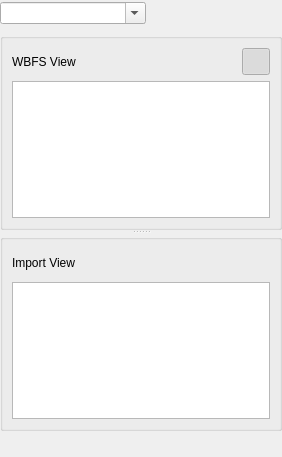
Above: qwbfs/src/PartitionWidget.ui from amestica/qwbfs before the change. Below: the same form after it.
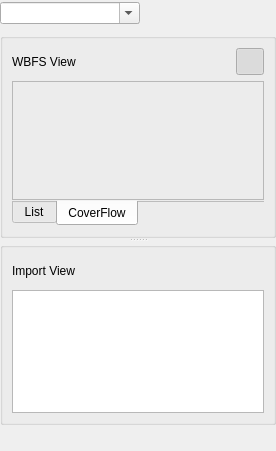
That is the form after the change. The open tabs and pages were chosen to show the change. Icons and pictures are not drawn. Custom widgets are drawn as their Qt base class.

Commit message: Introduce CoverFlow view.

Diff of the .ui file:
```diff
--- a/qwbfs/src/PartitionWidget.ui
+++ b/qwbfs/src/PartitionWidget.ui
@@ -6,8 +6,8 @@
    <rect>
     <x>0</x>
     <y>0</y>
-    <width>282</width>
-    <height>457</height>
+    <width>276</width>
+    <height>451</height>
    </rect>
   </property>
   <layout class="QVBoxLayout" name="verticalLayout_3">
@@ -209,6 +209,28 @@
         </layout>
        </item>
        <item>
+        <widget class="QTabWidget" name="tabWidget">
+         <property name="tabPosition">
+          <enum>QTabWidget::South</enum>
+         </property>
+         <property name="currentIndex">
+          <number>0</number>
+         </property>
+         <property name="documentMode">
+          <bool>true</bool>
+         </property>
+         <widget class="QWidget" name="wList">
+          <attribute name="title">
+           <string>List</string>
+          </attribute>
+          <layout class="QVBoxLayout" name="verticalLayout_4">
+           <property name="spacing">
+            <number>0</number>
+           </property>
+           <property name="margin">
+            <number>0</number>
+           </property>
+           <item>
         <widget class="ListView" name="lvDiscs">
          <property name="editTriggers">
           <set>QAbstractItemView::NoEditTriggers</set>
@@ -235,6 +257,44 @@
        </item>
       </layout>
      </widget>
+         <widget class="QWidget" name="wCoverFlow">
+          <attribute name="title">
+           <string>CoverFlow</string>
+          </attribute>
+          <layout class="QVBoxLayout" name="verticalLayout_6">
+           <property name="spacing">
+            <number>0</number>
+           </property>
+           <property name="margin">
+            <number>0</number>
+           </property>
+           <item>
+            <widget class="QFrame" name="frame">
+             <property name="frameShape">
+              <enum>QFrame::StyledPanel</enum>
+             </property>
+             <property name="frameShadow">
+              <enum>QFrame::Raised</enum>
+             </property>
+             <layout class="QVBoxLayout" name="verticalLayout_5">
+              <property name="spacing">
+               <number>0</number>
+              </property>
+              <property name="margin">
+               <number>0</number>
+              </property>
+              <item>
+               <widget class="CoverFlowView" name="cfvDiscs" native="true"/>
+              </item>
+             </layout>
+            </widget>
+           </item>
+          </layout>
+         </widget>
+        </widget>
+       </item>
+      </layout>
+     </widget>
      <widget class="QGroupBox" name="fImport">
       <layout class="QVBoxLayout" name="verticalLayout">
        <item>
@@ -360,17 +420,23 @@
   </layout>
  </widget>
  <customwidgets>
-  <customwidget>
-   <class>Gauge</class>
-   <extends>QWidget</extends>
-   <header>Gauge.h</header>
-   <container>1</container>
-  </customwidget>
   <customwidget>
    <class>ListView</class>
    <extends>QListView</extends>
    <header>ListView.h</header>
   </customwidget>
+  <customwidget>
+   <class>Gauge</class>
+   <extends>QWidget</extends>
+   <header>Gauge.h</header>
+   <container>1</container>
+  </customwidget>
+  <customwidget>
+   <class>CoverFlowView</class>
+   <extends>QWidget</extends>
+   <header>CoverFlowView.h</header>
+   <container>1</container>
+  </customwidget>
  </customwidgets>
  <resources>
   <include location="../resources/resources.qrc"/>
```
Lines whose indentation alone changed are shown as unchanged. The commit also changes 4 other files.
